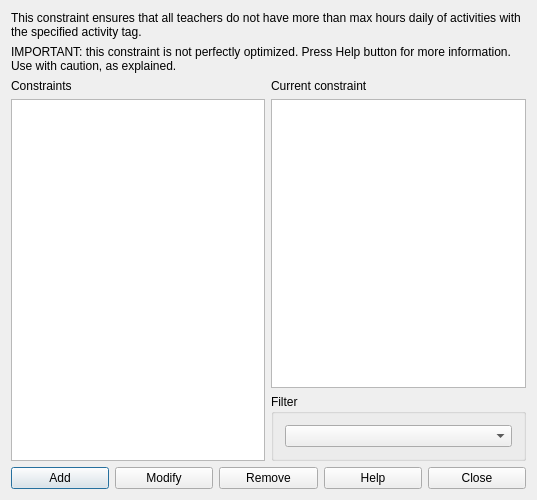
Above: fet/src/interface/constraintteachersactivitytagmaxhoursdailyform_template.ui from vonmecheln/fet before the change. Below: the same form after it.
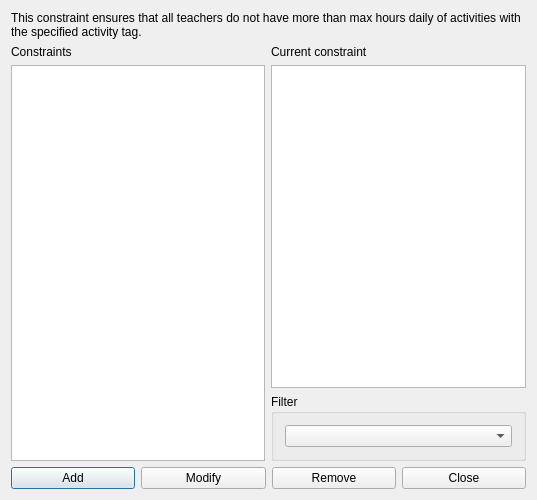
That is the form after the change.

The edit to the form file:
```diff
--- a/fet/src/interface/constraintteachersactivitytagmaxhoursdailyform_template.ui
+++ b/fet/src/interface/constraintteachersactivitytagmaxhoursdailyform_template.ui
@@ -14,6 +14,35 @@
    <string extracomment="This is the title of the dialog in which you see the list of all constraints of this type">Constraints teachers activity tag max hours daily</string>
   </property>
   <layout class="QGridLayout" name="gridLayout_2">
+   <item row="2" column="1">
+    <widget class="QGroupBox" name="filterGroupBox">
+     <property name="title">
+      <string>Filter</string>
+     </property>
+     <layout class="QGridLayout" name="gridLayout">
+      <item row="0" column="0">
+       <widget class="QComboBox" name="activityTagsComboBox"/>
+      </item>
+     </layout>
+    </widget>
+   </item>
+   <item row="1" column="1">
+    <layout class="QVBoxLayout" name="verticalLayout_2">
+     <item>
+      <widget class="QLabel" name="currentConstraintTextLabel">
+       <property name="text">
+        <string>Current constraint</string>
+       </property>
+       <property name="wordWrap">
+        <bool>false</bool>
+       </property>
+      </widget>
+     </item>
+     <item>
+      <widget class="QPlainTextEdit" name="currentConstraintTextEdit"/>
+     </item>
+    </layout>
+   </item>
    <item row="0" column="0" colspan="2">
     <widget class="QLabel" name="textLabel1">
      <property name="sizePolicy">
@@ -30,23 +59,7 @@
      </property>
     </widget>
    </item>
-   <item row="1" column="0" colspan="2">
-    <widget class="QLabel" name="label">
-     <property name="sizePolicy">
-      <sizepolicy hsizetype="Minimum" vsizetype="Minimum">
-       <horstretch>0</horstretch>
-       <verstretch>0</verstretch>
-      </sizepolicy>
-     </property>
-     <property name="text">
-      <string>IMPORTANT: this constraint is not perfectly optimized. Press Help button for more information. Use with caution, as explained.</string>
-     </property>
-     <property name="wordWrap">
-      <bool>true</bool>
-     </property>
-    </widget>
-   </item>
-   <item row="2" column="0" rowspan="2">
+   <item row="1" column="0" rowspan="2">
     <layout class="QVBoxLayout" name="verticalLayout">
      <item>
       <widget class="QLabel" name="constraintsTextLabel">
@@ -69,36 +82,7 @@
      </item>
     </layout>
    </item>
-   <item row="2" column="1">
-    <layout class="QVBoxLayout" name="verticalLayout_2">
-     <item>
-      <widget class="QLabel" name="currentConstraintTextLabel">
-       <property name="text">
-        <string>Current constraint</string>
-       </property>
-       <property name="wordWrap">
-        <bool>false</bool>
-       </property>
-      </widget>
-     </item>
-     <item>
-      <widget class="QPlainTextEdit" name="currentConstraintTextEdit"/>
-     </item>
-    </layout>
-   </item>
-   <item row="3" column="1">
-    <widget class="QGroupBox" name="filterGroupBox">
-     <property name="title">
-      <string>Filter</string>
-     </property>
-     <layout class="QGridLayout" name="gridLayout">
-      <item row="0" column="0">
-       <widget class="QComboBox" name="activityTagsComboBox"/>
-      </item>
-     </layout>
-    </widget>
-   </item>
-   <item row="4" column="0" colspan="2">
+   <item row="3" column="0" colspan="2">
     <layout class="QHBoxLayout" name="horizontalLayout">
      <item>
       <widget class="QPushButton" name="addConstraintPushButton">
@@ -121,13 +105,6 @@
        </property>
       </widget>
      </item>
-     <item>
-      <widget class="QPushButton" name="helpPushButton">
-       <property name="text">
-        <string>Help</string>
-       </property>
-      </widget>
-     </item>
      <item>
       <widget class="QPushButton" name="closePushButton">
        <property name="text">
```
